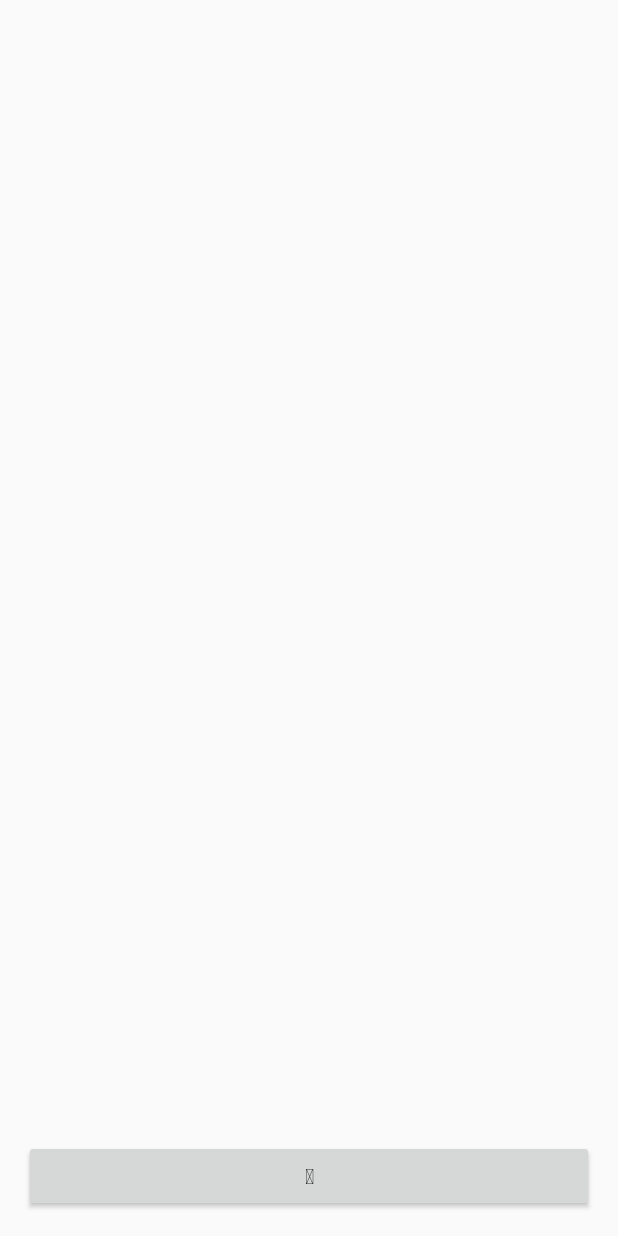
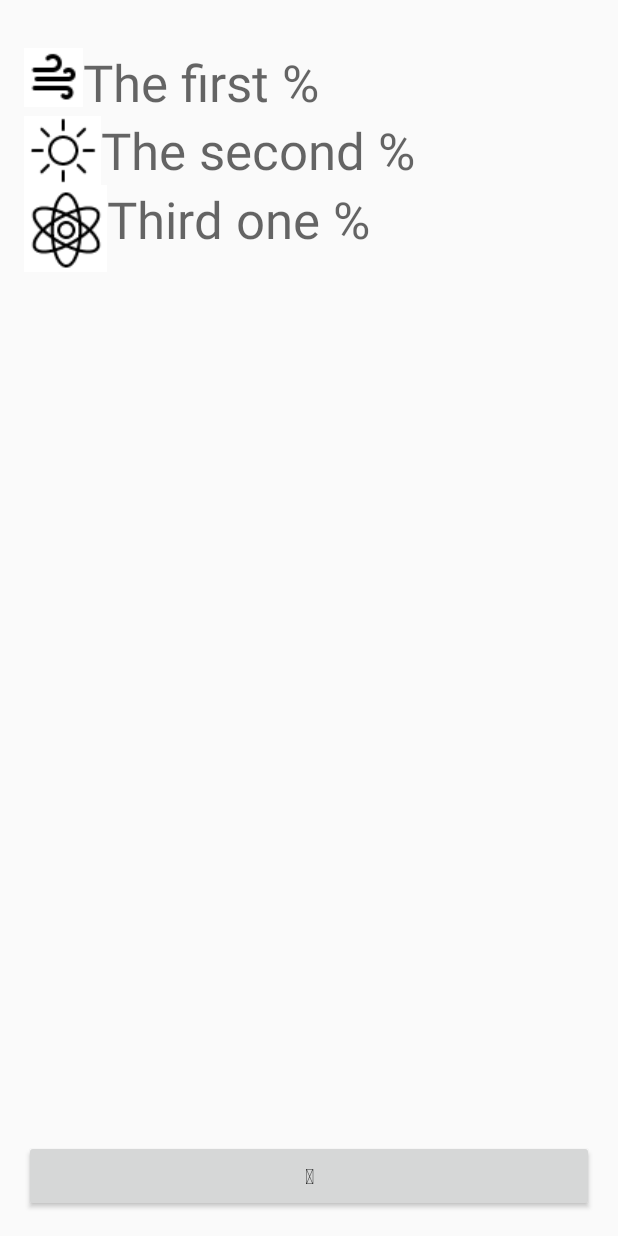
Before and after one commit to walliski/How-am-I-powered, an Android app: the layout activity_main.xml on its own in the app's theme, with its tools: preview values and no code run, on a phone screen of 412 x 824 dp. Run offline under Robolectric (Android 15) with nearby library versions, the phone set to English and light mode, and no system bars.

Commit message:
WIP on design

```diff
--- a/MukiTestApp/app/src/main/res/layout/activity_main.xml
+++ b/MukiTestApp/app/src/main/res/layout/activity_main.xml
@@ -1,6 +1,7 @@
 <?xml version="1.0" encoding="utf-8"?>
 <LinearLayout
     xmlns:android="http://schemas.android.com/apk/res/android"
+    xmlns:app="http://schemas.android.com/apk/res-auto"
     xmlns:tools="http://schemas.android.com/tools"
     android:id="@+id/activity_main"
     android:layout_width="match_parent"
@@ -75,6 +76,14 @@
         android:max="200"
         android:visibility="gone"/>
 
+    <ImageView
+        android:id="@+id/imageSrc"
+        android:layout_width="match_parent"
+        android:layout_height="match_parent"
+        android:layout_weight="1"
+        android:layout_marginBottom="100dp"
+        android:visibility="gone" />
+
     <LinearLayout
         android:layout_width="match_parent"
         android:layout_height="wrap_content"
@@ -103,15 +112,72 @@
             android:onClick="clear"
             android:text="Clear"
             android:visibility="gone"/>
+
     </LinearLayout>
 
-    <ImageView
-        android:id="@+id/imageSrc"
+    <LinearLayout
+        android:orientation="horizontal"
+        android:layout_width="wrap_content"
+        android:layout_height="wrap_content">
+
+        <ImageView
+            android:layout_width="wrap_content"
+            android:layout_height="wrap_content"
+            app:srcCompat="@drawable/wind"
+            android:id="@+id/imageView"
+            android:layout_weight="1" />
+
+        <TextView
+            android:layout_width="wrap_content"
+            android:layout_height="wrap_content"
+            android:id="@+id/textView"
+            android:layout_weight="1"
+            android:text="The first %"
+            android:textAppearance="@style/TextAppearance.AppCompat.Display1" />
+
+    </LinearLayout>
+
+    <LinearLayout
+        android:orientation="horizontal"
+        android:layout_width="wrap_content"
+        android:layout_height="wrap_content">
+
+        <ImageView
+    android:layout_width="wrap_content"
+    android:layout_height="wrap_content"
+    app:srcCompat="@drawable/sun"
+    android:id="@+id/imageView2"
+            android:layout_weight="1" />
+
+        <TextView
+            android:text="The second %"
+            android:layout_width="wrap_content"
+            android:layout_height="wrap_content"
+            android:id="@+id/textView2"
+            android:layout_weight="1"
+            android:textAppearance="@style/TextAppearance.AppCompat.Display1" />
+    </LinearLayout>
+
+    <LinearLayout
+        android:orientation="horizontal"
         android:layout_width="match_parent"
         android:layout_height="match_parent"
-        android:layout_weight="1"
-        android:layout_marginBottom="100dp"
-        />
+        android:layout_weight="0.84">
+
+        <ImageView
+            android:layout_width="wrap_content"
+            android:layout_height="wrap_content"
+            app:srcCompat="@drawable/atom"
+            android:id="@+id/imageView3" />
+
+        <TextView
+            android:text="Third one %"
+            android:layout_width="wrap_content"
+            android:layout_height="wrap_content"
+            android:id="@+id/textView3"
+            android:layout_weight="1"
+            android:textAppearance="@style/TextAppearance.AppCompat.Display1" />
+    </LinearLayout>
 
     <Button
         android:id="@+id/refresh"
```
Also changed, not shown: MukiTestApp/app/src/main/res/drawable/atom.png (added), MukiTestApp/app/src/main/res/drawable/sun.png (added), MukiTestApp/app/src/main/res/drawable/wind.png (added).
